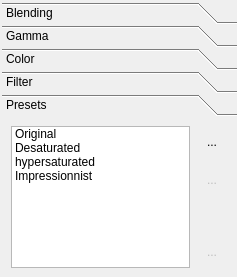
The window that src/MixingToolboxWidget.ui (markus-wa/glmixer-mirror) describes before a commit, drawn with Qt 5.
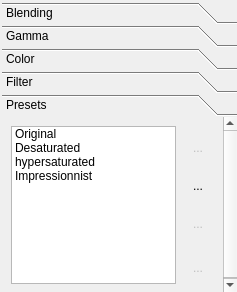
The same window after the commit. The open tabs and pages were chosen to show the change. Icons and pictures are not drawn.

Commit message: Continuing the implementation of presets in the MixingToolbox

What changed in the file:
```diff
--- a/src/MixingToolboxWidget.ui
+++ b/src/MixingToolboxWidget.ui
@@ -7,7 +7,7 @@
     <x>0</x>
     <y>0</y>
     <width>237</width>
-    <height>277</height>
+    <height>292</height>
    </rect>
   </property>
   <property name="windowTitle">
@@ -40,7 +40,7 @@
      <property name="minimumSize">
       <size>
        <width>235</width>
-       <height>275</height>
+       <height>290</height>
       </size>
      </property>
      <property name="currentIndex">
@@ -1689,14 +1689,14 @@
         <x>0</x>
         <y>0</y>
         <width>235</width>
-        <height>155</height>
+        <height>170</height>
        </rect>
       </property>
       <attribute name="label">
        <string>Presets</string>
       </attribute>
       <layout class="QGridLayout" name="gridLayout">
-       <item row="3" column="1">
+       <item row="5" column="1">
         <widget class="QToolButton" name="presetRemove">
          <property name="enabled">
           <bool>false</bool>
@@ -1746,57 +1746,7 @@
          </property>
         </widget>
        </item>
-       <item row="0" column="1">
-        <widget class="QToolButton" name="presetAdd">
-         <property name="enabled">
-          <bool>true</bool>
-         </property>
-         <property name="toolTip">
-          <string>Create a new preset from the settings of the current source.</string>
-         </property>
-         <property name="styleSheet">
-          <string notr="true">QToolButton { 
-     border-style: inset;
-     border-width: 1px;
-    border-radius:5px;
-	 padding: 3px;
-     min-height: 24px;
-     min-width: 24px;
-     border-color: transparent;
-     background: transparent;
-}
-
-QToolButton:checked { 
-     border-color: palette(dark);
-background-color: qradialgradient(cx: 0.7, cy: 1.5, fx: 0.7, fy: 1.9, radius: 1.5, stop: 0 palette(dark), stop: 1 transparent );
-}
-
-QToolButton:pressed { 
-     border-color: palette(dark);
-     background-color: qradialgradient(cx: 0.7, cy: 1.5, fx: 0.7, fy: 1.9, radius: 1.5, stop: 0 palette(dark), stop: 1 transparent );
-}
-
-
-QToolButton:hover { 
-     border-color: palette(highlight);
-}</string>
-         </property>
-         <property name="text">
-          <string>...</string>
-         </property>
-         <property name="icon">
-          <iconset resource="../icons.qrc">
-           <normaloff>:/glmixer/icons/plus_source.png</normaloff>:/glmixer/icons/plus_source.png</iconset>
-         </property>
-         <property name="iconSize">
-          <size>
-           <width>24</width>
-           <height>24</height>
-          </size>
-         </property>
-        </widget>
-       </item>
-       <item row="0" column="0" rowspan="4">
+       <item row="0" column="0" rowspan="6">
         <widget class="QListWidget" name="presetsList">
          <property name="baseSize">
           <size>
@@ -1814,7 +1764,7 @@
           <bool>false</bool>
          </property>
          <property name="spacing">
-          <number>2</number>
+          <number>1</number>
          </property>
          <property name="currentRow">
           <number>-1</number>
@@ -1841,6 +1791,53 @@
          </item>
         </widget>
        </item>
+       <item row="3" column="1">
+        <widget class="QToolButton" name="presetReApply">
+         <property name="enabled">
+          <bool>false</bool>
+         </property>
+         <property name="styleSheet">
+          <string notr="true">QToolButton { 
+     border-style: inset;
+     border-width: 1px;
+    border-radius:5px;
+	 padding: 3px;
+     min-height: 24px;
+     min-width: 24px;
+     border-color: transparent;
+     background: transparent;
+}
+
+QToolButton:checked { 
+     border-color: palette(dark);
+background-color: qradialgradient(cx: 0.7, cy: 1.5, fx: 0.7, fy: 1.9, radius: 1.5, stop: 0 palette(dark), stop: 1 transparent );
+}
+
+QToolButton:pressed { 
+     border-color: palette(dark);
+     background-color: qradialgradient(cx: 0.7, cy: 1.5, fx: 0.7, fy: 1.9, radius: 1.5, stop: 0 palette(dark), stop: 1 transparent );
+}
+
+
+QToolButton:hover { 
+     border-color: palette(highlight);
+}</string>
+         </property>
+         <property name="text">
+          <string>...</string>
+         </property>
+         <property name="icon">
+          <iconset resource="../icons.qrc">
+           <normaloff>:/glmixer/icons/re-apply.png</normaloff>:/glmixer/icons/re-apply.png</iconset>
+         </property>
+         <property name="iconSize">
+          <size>
+           <width>24</width>
+           <height>24</height>
+          </size>
+         </property>
+        </widget>
+       </item>
        <item row="1" column="1">
         <widget class="QToolButton" name="presetsUpdate">
          <property name="enabled">
@@ -1878,7 +1875,63 @@
          </property>
          <property name="icon">
           <iconset resource="../icons.qrc">
-           <normaloff>:/glmixer/icons/view-refresh.png</normaloff>:/glmixer/icons/view-refresh.png</iconset>
+           <normaloff>:/glmixer/icons/apply.png</normaloff>:/glmixer/icons/apply.png</iconset>
+         </property>
+         <property name="iconSize">
+          <size>
+           <width>24</width>
+           <height>24</height>
+          </size>
+         </property>
+        </widget>
+       </item>
+       <item row="2" column="1">
+        <widget class="QToolButton" name="presetAdd">
+         <property name="enabled">
+          <bool>true</bool>
+         </property>
+         <property name="toolTip">
+          <string>Create a new preset from the settings of the current source.</string>
+         </property>
+         <property name="styleSheet">
+          <string notr="true">QToolButton { 
+     border-style: inset;
+     border-width: 1px;
+    border-radius:5px;
+	 padding: 3px;
+     min-height: 24px;
+     min-width: 24px;
+     border-color: transparent;
+     background: transparent;
+}
+
+QToolButton:checked { 
+     border-color: palette(dark);
+background-color: qradialgradient(cx: 0.7, cy: 1.5, fx: 0.7, fy: 1.9, radius: 1.5, stop: 0 palette(dark), stop: 1 transparent );
+}
+
+QToolButton:pressed { 
+     border-color: palette(dark);
+     background-color: qradialgradient(cx: 0.7, cy: 1.5, fx: 0.7, fy: 1.9, radius: 1.5, stop: 0 palette(dark), stop: 1 transparent );
+}
+
+
+QToolButton:hover { 
+     border-color: palette(highlight);
+}</string>
+         </property>
+         <property name="text">
+          <string>...</string>
+         </property>
+         <property name="icon">
+          <iconset resource="../icons.qrc">
+           <normaloff>:/glmixer/icons/plus_source.png</normaloff>:/glmixer/icons/plus_source.png</iconset>
+         </property>
+         <property name="iconSize">
+          <size>
+           <width>24</width>
+           <height>24</height>
+          </size>
          </property>
         </widget>
        </item>
```
Left out of the diff: 108 changed lines with no effect on the pictures. The commit also changes 6 other files.
